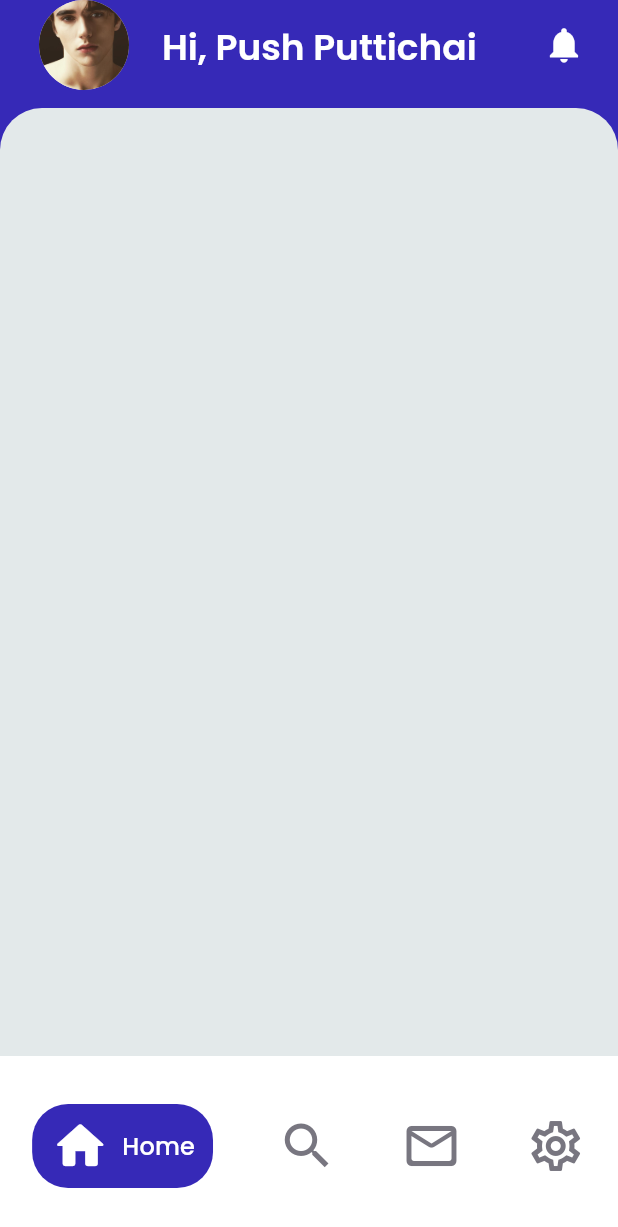
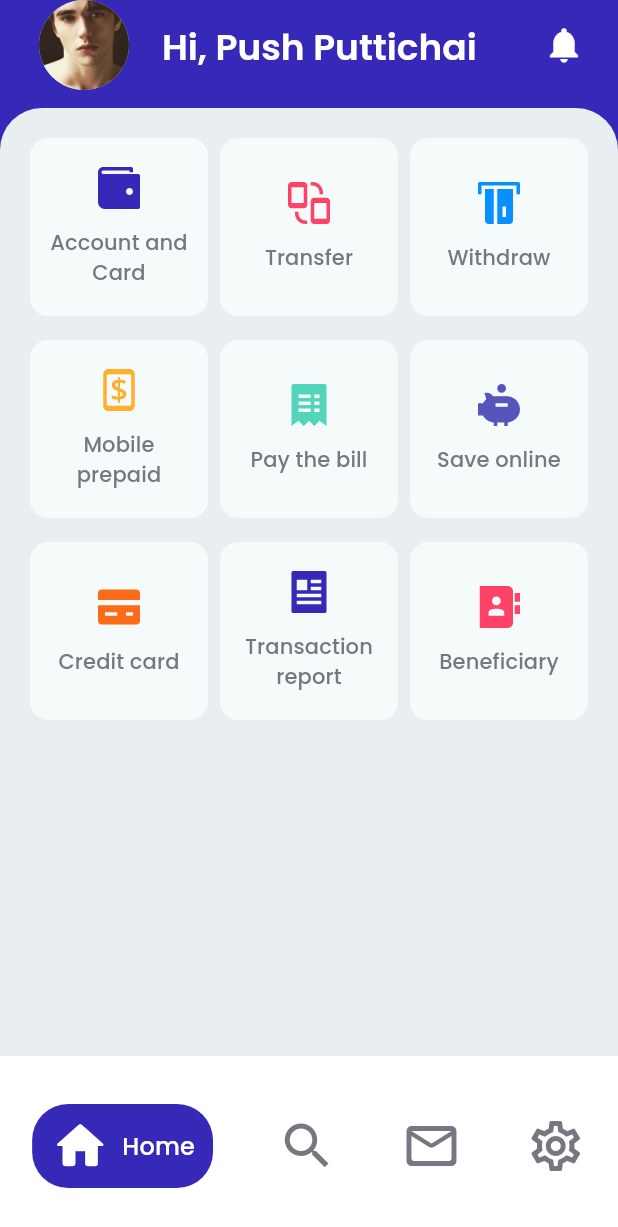
Before and after one commit to AAndoniriana/ibank_flutter, a Flutter app: the HomeScreen screen opened directly, on a phone screen of 412 x 824 dp. Shown: the top 1227 px of the screen. Run offline on Flutter 3.47's test engine with Material 3 defaults, Android fonts, the phone set to English and light mode, and no system bars; our stand-ins replace flutter_svg, google_fonts.

Commit message:
Implement the gridview for the menu in home screen

```diff
--- a/lib/auth/home/home_screen.dart
+++ /dev/null
@@ -1,51 +0,0 @@
-import 'package:flutter/material.dart';
-import 'package:ibank/core/ui/components/ibank_navigation_bar.dart';
-import 'package:ibank/core/ui/design_system/ibank_app_bar.dart';
-
-class HomeScreen extends StatelessWidget {
-  const HomeScreen({super.key});
-
-  @override
-  Widget build(BuildContext context) {
-    var colorScheme = Theme.of(context).colorScheme;
-    var textTheme = Theme.of(context).textTheme;
-    return Scaffold(
-      backgroundColor: colorScheme.primary,
-      appBar: IBankAppBar(
-        content: Padding(
-          padding: const EdgeInsets.symmetric(vertical: 16.0, horizontal: 8.0),
-          child: Text(
-            'Hi, Push Puttichai',
-            style: textTheme.titleLarge?.copyWith(
-              fontSize: 24,
-              color: Colors.white,
-              fontWeight: FontWeight.w600,
-            ),
-          ),
-        ),
-        leading: CircleAvatar(
-          foregroundImage: Image.asset(
-            'assets/images/default_avatar.png',
-          ).image,
-          radius: 44,
-        ),
-        trailing: IconButton(
-          onPressed: () {},
-          icon: Icon(Icons.notifications, color: Colors.white, size: 28),
-        ),
-      ),
-      body: Container(
-        width: double.infinity,
-        height: double.infinity,
-        decoration: BoxDecoration(
-          color: colorScheme.surfaceContainerHigh,
-          borderRadius: BorderRadius.only(
-            topLeft: Radius.circular(28),
-            topRight: Radius.circular(28),
-          ),
-        ),
-      ),
-      bottomNavigationBar: const IBankNavigationBar(),
-    );
-  }
-}
--- a/lib/auth/sign_in/sign_in_screen.dart
+++ b/lib/auth/sign_in/sign_in_screen.dart
@@ -1,13 +1,13 @@
 import 'package:flutter/gestures.dart';
 import 'package:flutter/material.dart';
 import 'package:flutter_svg/svg.dart';
-import 'package:ibank/auth/home/home_screen.dart';
 import 'package:ibank/auth/password_recovery/forgot_password_screen.dart';
 import 'package:ibank/auth/sign_up/sign_up_screen.dart';
 import 'package:ibank/core/ui/design_system/ibank_app_bar.dart';
 import 'package:ibank/core/ui/design_system/ibank_button.dart';
 import 'package:ibank/core/ui/design_system/ibank_input.dart';
 import 'package:ibank/core/ui/ui_util.dart';
+import 'package:ibank/home/home_screen.dart';
 
 class SignInScreen extends StatelessWidget {
   const SignInScreen({super.key});
@@ -34,7 +34,7 @@ class SignInScreen extends StatelessWidget {
         width: double.infinity,
         height: double.infinity,
         decoration: BoxDecoration(
-          color: colorScheme.surfaceContainerHigh,
+          color: colorScheme.surfaceContainer,
           borderRadius: BorderRadius.only(
             topLeft: Radius.circular(28),
             topRight: Radius.circular(28),
--- a/lib/auth/sign_up/sign_up_screen.dart
+++ b/lib/auth/sign_up/sign_up_screen.dart
@@ -1,12 +1,12 @@
 import 'package:flutter/gestures.dart';
 import 'package:flutter/material.dart';
-import 'package:ibank/auth/home/home_screen.dart';
 import 'package:ibank/auth/sign_in/sign_in_screen.dart';
 import 'package:ibank/core/ui/design_system/ibank_app_bar.dart';
 import 'package:ibank/core/ui/design_system/ibank_button.dart';
 import 'package:ibank/core/ui/design_system/ibank_checkbox.dart';
 import 'package:ibank/core/ui/design_system/ibank_input.dart';
 import 'package:ibank/core/ui/ui_util.dart';
+import 'package:ibank/home/home_screen.dart';
 
 class SignUpScreen extends StatelessWidget {
   const SignUpScreen({super.key});
@@ -33,7 +33,7 @@ class SignUpScreen extends StatelessWidget {
         width: double.infinity,
         height: double.infinity,
         decoration: BoxDecoration(
-          color: colorScheme.surfaceContainerHigh,
+          color: colorScheme.surfaceContainer,
           borderRadius: BorderRadius.only(
             topLeft: Radius.circular(28),
             topRight: Radius.circular(28),
--- /dev/null
+++ b/lib/home/components/card_menu.dart
@@ -0,0 +1,36 @@
+import 'package:flutter/material.dart';
+
+class CardMenu extends StatelessWidget {
+  const CardMenu({super.key, required this.label, required this.icon});
+
+  final String label;
+  final Widget icon;
+
+  @override
+  Widget build(BuildContext context) {
+    var textTheme = Theme.of(context).textTheme;
+    var colorScheme = Theme.of(context).colorScheme;
+    return Card(
+      color: colorScheme.surface,
+      elevation: 0.0,
+      child: Padding(
+        padding: const EdgeInsets.all(8.0),
+        child: Column(
+          mainAxisAlignment: MainAxisAlignment.center,
+          spacing: 12.0,
+          children: [
+            icon,
+            Text(
+              label,
+              textAlign: TextAlign.center,
+              style: textTheme.labelLarge?.copyWith(
+                color: colorScheme.outline,
+                fontWeight: FontWeight.w500,
+              ),
+            ),
+          ],
+        ),
+      ),
+    );
+  }
+}
--- /dev/null
+++ b/lib/home/home_screen.dart
@@ -0,0 +1,109 @@
+import 'package:flutter/material.dart';
+import 'package:flutter_svg/svg.dart';
+import 'package:ibank/core/ui/components/ibank_navigation_bar.dart';
+import 'package:ibank/core/ui/design_system/ibank_app_bar.dart';
+import 'package:ibank/home/components/card_menu.dart';
+
+class HomeScreen extends StatelessWidget {
+  const HomeScreen({super.key});
+
+  @override
+  Widget build(BuildContext context) {
+    var colorScheme = Theme.of(context).colorScheme;
+    var textTheme = Theme.of(context).textTheme;
+    return Scaffold(
+      backgroundColor: colorScheme.primary,
+      appBar: IBankAppBar(
+        content: Padding(
+          padding: const EdgeInsets.symmetric(vertical: 16.0, horizontal: 8.0),
+          child: Text(
+            'Hi, Push Puttichai',
+            style: textTheme.titleLarge?.copyWith(
+              fontSize: 24,
+              color: Colors.white,
+              fontWeight: FontWeight.w600,
+            ),
+          ),
+        ),
+        leading: CircleAvatar(
+          foregroundImage: Image.asset(
+            'assets/images/default_avatar.png',
+          ).image,
+          radius: 44,
+        ),
+        trailing: IconButton(
+          onPressed: () {},
+          icon: Icon(Icons.notifications, color: Colors.white, size: 28),
+        ),
+      ),
+      body: Container(
+        width: double.infinity,
+        height: double.infinity,
+        decoration: BoxDecoration(
+          color: colorScheme.surfaceContainer,
+          borderRadius: BorderRadius.only(
+            topLeft: Radius.circular(28),
+            topRight: Radius.circular(28),
+          ),
+        ),
+        child: Padding(
+          padding: const EdgeInsets.all(16.0),
+          child: Column(
+            children: [
+              Expanded(
+                child: GridView.count(
+                  crossAxisCount: 3,
+                  mainAxisSpacing: 8.0,
+                  children: menus,
+                ),
+              ),
+            ],
+          ),
+        ),
+      ),
+      bottomNavigationBar: const IBankNavigationBar(),
+    );
+  }
+}
+
+final List<CardMenu> menus = [
+  CardMenu(
+    label: 'Account and Card',
+    icon: SvgPicture.asset('assets/icons/wallet.svg'),
+  ),
+  CardMenu(
+    label: 'Transfer',
+    icon: SvgPicture.asset('assets/icons/sync_devices.svg'),
+  ),
+  CardMenu(
+    label: 'Withdraw',
+    icon: SvgPicture.asset('assets/icons/credit_card_in.svg'),
+  ),
+  CardMenu(
+    label: 'Mobile prepaid',
+    icon: SvgPicture.asset('assets/icons/mobile_banking.svg'),
+  ),
+  CardMenu(
+    label: 'Pay the bill',
+    icon: SvgPicture.asset('assets/icons/receipt_list.svg'),
+  ),
+  CardMenu(
+    label: 'Save online',
+    icon: SvgPicture.asset('assets/icons/pig.svg'),
+  ),
+  CardMenu(
+    label: 'Credit card',
+    icon: SvgPicture.asset(
+      'assets/icons/credit-card.svg',
+      colorFilter: ColorFilter.mode(const Color(0xFFFB6B18), BlendMode.srcIn),
+    ),
+  ),
+  CardMenu(
+    label: 'Transaction report',
+    icon: SvgPicture.asset('assets/icons/file_paragraph.svg'),
+  ),
+  CardMenu(
+    label: 'Beneficiary',
+    icon: SvgPicture.asset('assets/icons/contacts.svg'),
+  ),
+];
```
Also changed, not shown: assets/icons/contacts.svg (added), assets/icons/credit_card_in.svg (added), assets/icons/file_paragraph.svg (added), assets/icons/mobile_banking.svg (added), assets/icons/pig.svg (added), assets/icons/receipt_list.svg (added), assets/icons/sync_devices.svg (added), assets/icons/wallet.svg (added).
